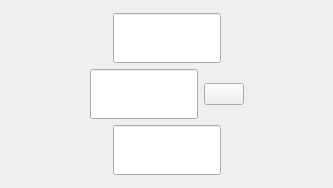
Before: the Qt Designer form src/qt/forms/sendmultirow.ui in eons-finance/ALQO, drawn with Qt 5.
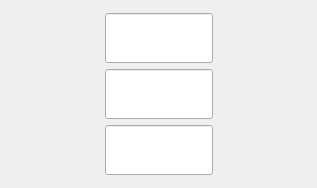
After: the same form once the commit is applied.

Diff of the .ui file:
```diff
--- a/src/qt/forms/sendmultirow.ui
+++ b/src/qt/forms/sendmultirow.ui
@@ -6,7 +6,7 @@
    <rect>
     <x>0</x>
     <y>0</y>
-    <width>333</width>
+    <width>317</width>
     <height>188</height>
    </rect>
   </property>
@@ -51,15 +51,6 @@
            <height>50</height>
           </size>
          </property>
-         <property name="maximumSize">
-          <size>
-           <width>16777215</width>
-           <height>50</height>
-          </size>
-         </property>
-         <property name="styleSheet">
-          <string notr="true"/>
-         </property>
         </widget>
        </item>
        <item>
@@ -78,10 +69,7 @@
       </layout>
      </item>
      <item>
-      <layout class="QHBoxLayout" name="horizontalLayout_2">
-       <property name="spacing">
-        <number>6</number>
-       </property>
+      <layout class="QHBoxLayout" name="horizontalLayout_6">
        <item>
         <spacer name="horizontalSpacer_2">
          <property name="orientation">
@@ -95,55 +83,21 @@
          </property>
         </spacer>
        </item>
-       <item alignment="Qt::AlignTop">
+       <item>
         <widget class="QLineEdit" name="lineEditAmount">
-         <property name="sizePolicy">
-          <sizepolicy hsizetype="Expanding" vsizetype="Preferred">
-           <horstretch>0</horstretch>
-           <verstretch>0</verstretch>
-          </sizepolicy>
-         </property>
          <property name="minimumSize">
           <size>
            <width>0</width>
            <height>50</height>
           </size>
          </property>
-         <property name="maximumSize">
-          <size>
-           <width>16777215</width>
-           <height>50</height>
-          </size>
-         </property>
          <property name="maxLength">
           <number>17</number>
          </property>
-         <property name="alignment">
-          <set>Qt::AlignLeading|Qt::AlignLeft|Qt::AlignVCenter</set>
-         </property>
         </widget>
        </item>
        <item>
-        <widget class="QPushButton" name="btnMenu">
-         <property name="minimumSize">
-          <size>
-           <width>0</width>
-           <height>0</height>
-          </size>
-         </property>
-         <property name="maximumSize">
-          <size>
-           <width>16777215</width>
-           <height>16777215</height>
-          </size>
-         </property>
-         <property name="text">
-          <string/>
-         </property>
-        </widget>
-       </item>
-       <item>
-        <spacer name="horizontalSpacer">
+        <spacer name="horizontalSpacer_11">
          <property name="orientation">
           <enum>Qt::Horizontal</enum>
          </property>
@@ -180,12 +134,6 @@
            <height>50</height>
           </size>
          </property>
-         <property name="maximumSize">
-          <size>
-           <width>16777215</width>
-           <height>50</height>
-          </size>
-         </property>
         </widget>
        </item>
        <item>
```
Left out of the diff: 14 changed lines with no effect on the pictures.
